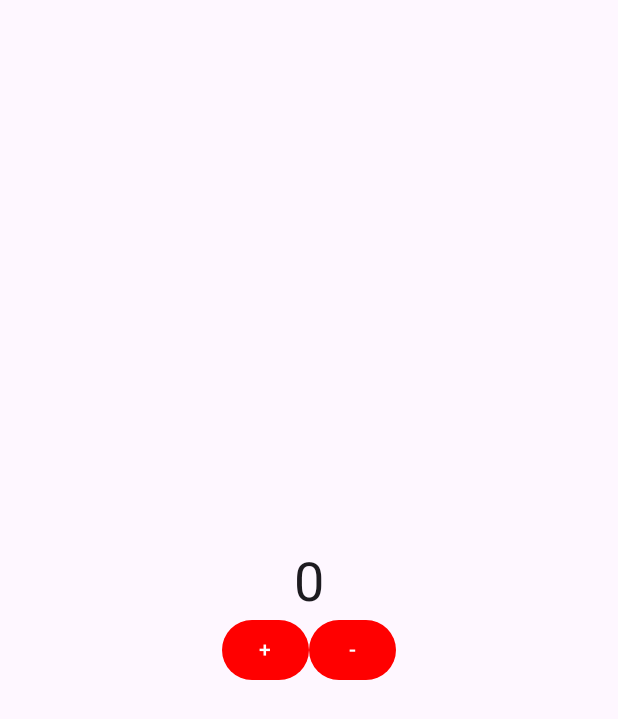
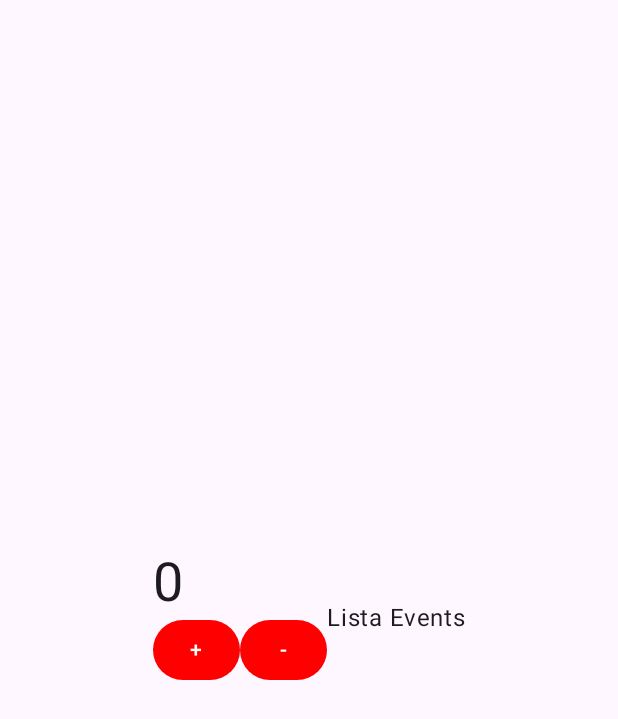
Before and after one commit to munsra/HelloWorld01, an Android app built with Jetpack Compose: the MainPage screen opened through its navigation route, on a phone screen of 412 x 824 dp. Shown: the top 719 px of the screen. Run offline under Robolectric (Android 15) with nearby library versions, the phone set to English and light mode, and no system bars.

```diff
--- a/app/src/main/java/org/example/helloworld01/ui/presentation/navigation/Navigation.kt
+++ b/app/src/main/java/org/example/helloworld01/ui/presentation/navigation/Navigation.kt
@@ -5,6 +5,7 @@ import androidx.navigation.compose.NavHost
 import androidx.navigation.compose.composable
 import androidx.navigation.compose.rememberNavController
 import org.example.helloworld01.ui.presentation.screens.HomePage
+import org.example.helloworld01.ui.presentation.screens.broadcastpage.BroadcastPage
 import org.example.helloworld01.ui.presentation.screens.mainpage.MainPage
 
 @Composable
@@ -12,17 +13,24 @@ fun Navigation() {
     val navController = rememberNavController()
     NavHost(
         navController = navController,
-        startDestination = Route.MAIN_PAGE
+        startDestination = Route.HOME_PAGE
     ) {
         composable(route = Route.HOME_PAGE) {
             HomePage(
                 onNextPage = {
-                    navController.navigate(Route.MAIN_PAGE)
+                    navController.navigate(Route.BROADCAST_PAGE)
                 }
             )
         }
         composable(route = Route.MAIN_PAGE) {
             MainPage()
         }
+        composable(route = Route.BROADCAST_PAGE){
+            BroadcastPage(
+                onNextPage = {
+                    navController.popBackStack()
+                }
+            )
+        }
     }
 }
--- a/app/src/main/java/org/example/helloworld01/ui/presentation/navigation/Route.kt
+++ b/app/src/main/java/org/example/helloworld01/ui/presentation/navigation/Route.kt
@@ -3,4 +3,5 @@ package org.example.helloworld01.ui.presentation.navigation
 object Route {
     const val HOME_PAGE = "home_page"
     const val MAIN_PAGE = "main_page"
+    const val BROADCAST_PAGE = "broadcast_page"
 }
--- a/app/src/main/java/org/example/helloworld01/ui/presentation/screens/mainpage/MainPage.kt
+++ b/app/src/main/java/org/example/helloworld01/ui/presentation/screens/mainpage/MainPage.kt
@@ -1,5 +1,4 @@
 package org.example.helloworld01.ui.presentation.screens.mainpage
-
 
 import androidx.compose.foundation.layout.Arrangement
 import androidx.compose.foundation.layout.Column
@@ -22,14 +21,18 @@ import org.example.helloworld01.ui.theme.myThemes.HelloWorld01Theme
 fun MainPage(
     viewModel: MainPageViewModel = viewModel()
 ) {
+
+
     Scaffold(
         modifier = Modifier.fillMaxSize()
     ) {
-        Column(
-            modifier = Modifier.fillMaxSize().padding(it),
-            horizontalAlignment = Alignment.CenterHorizontally,
-            verticalArrangement = Arrangement.Center
-        ) {
+        Row(
+            modifier = Modifier.padding(it).fillMaxSize(),
+            verticalAlignment = Alignment.CenterVertically,
+            horizontalArrangement = Arrangement.Center
+        ){
+            // 1 Colonna. Counter + Bottoni increase e decrease
+            Column {
                 Text(
                     viewModel.counter.toString(),
                     style = TextStyle(
@@ -53,6 +56,16 @@ fun MainPage(
                     }
                 }
             }
+
+            // Lista Eventi
+            Column {
+                Text("Lista Events")
+
+                viewModel.events.forEach {
+                    Text(it)
+                }
+            }
+        }
     }
 }
 
--- a/app/src/main/java/org/example/helloworld01/ui/presentation/screens/mainpage/MainPageViewModel.kt
+++ b/app/src/main/java/org/example/helloworld01/ui/presentation/screens/mainpage/MainPageViewModel.kt
@@ -2,6 +2,7 @@ package org.example.helloworld01.ui.presentation.screens.mainpage
 
 
 import androidx.compose.runtime.getValue
+import androidx.compose.runtime.mutableStateListOf
 import androidx.compose.runtime.mutableStateOf
 import androidx.compose.runtime.remember
 import androidx.compose.runtime.setValue
@@ -11,15 +12,19 @@ class MainPageViewModel: ViewModel() {
 
     //var counter by remember { mutableStateOf(0) }
 
+    var events = mutableStateListOf<String>()
+
     var counter by mutableStateOf(0)
         private set
 
     fun inc(){
         counter++
+        events.add("Inc: ${counter}")
     }
 
     fun dec(){
         counter--
+        events.add("Dec: ${counter}")
     }
 
 }
```
Also changed, not shown: app/src/main/java/org/example/helloworld01/domain/communication/airplanemode/MyAirplaneModeReceiver.kt (added, +25 -0 lines), app/src/main/java/org/example/helloworld01/ui/presentation/components/MyCustomPopup.kt (added, +43 -0 lines), app/src/main/java/org/example/helloworld01/ui/presentation/screens/broadcastpage/BroadcastPage.kt (added, +114 -0 lines). Lines whose indentation alone changed are shown as unchanged.
